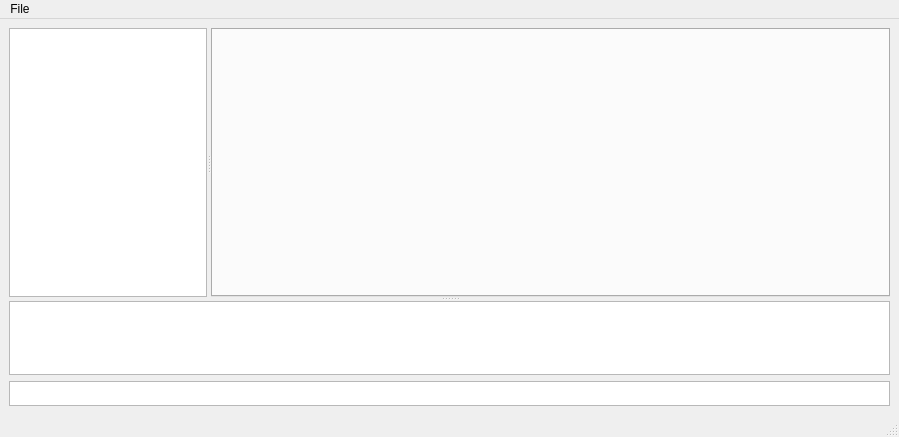
Before: the Qt Designer form qtpad.ui in IronJulo/QtPad, drawn with Qt 5.
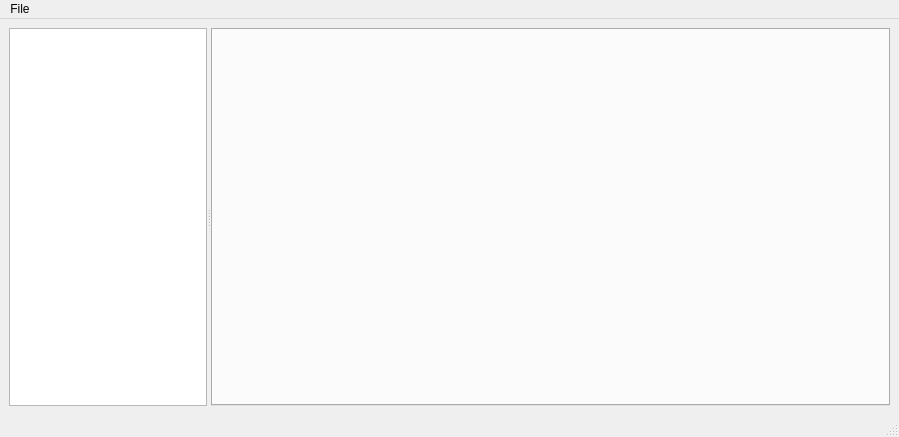
After: the same form once the commit is applied.

Patch:
```diff
--- a/qtpad.ui
+++ b/qtpad.ui
@@ -68,33 +68,6 @@
         </property>
        </widget>
       </widget>
-      <widget class="QPlainTextEdit" name="console">
-       <property name="sizePolicy">
-        <sizepolicy hsizetype="Expanding" vsizetype="Expanding">
-         <horstretch>255</horstretch>
-         <verstretch>55</verstretch>
-        </sizepolicy>
-       </property>
-      </widget>
-     </widget>
-    </item>
-    <item row="2" column="0">
-     <widget class="QTextEdit" name="textEdit_2">
-      <property name="sizePolicy">
-       <sizepolicy hsizetype="Expanding" vsizetype="Fixed">
-        <horstretch>0</horstretch>
-        <verstretch>5</verstretch>
-       </sizepolicy>
-      </property>
-      <property name="maximumSize">
-       <size>
-        <width>16777215</width>
-        <height>25</height>
-       </size>
-      </property>
-      <property name="verticalScrollBarPolicy">
-       <enum>Qt::ScrollBarAlwaysOff</enum>
-      </property>
      </widget>
     </item>
    </layout>
```
